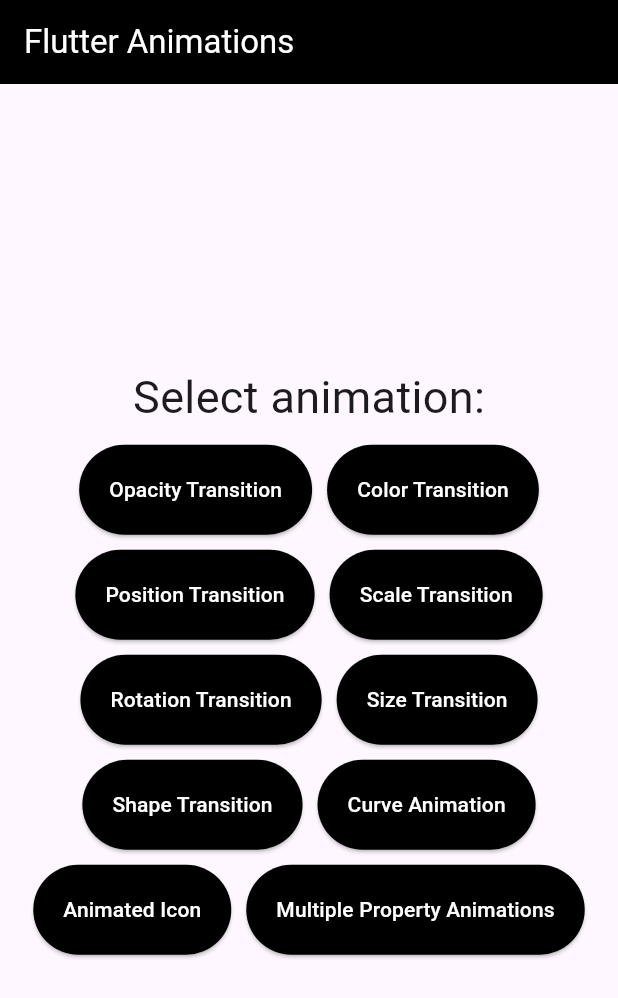
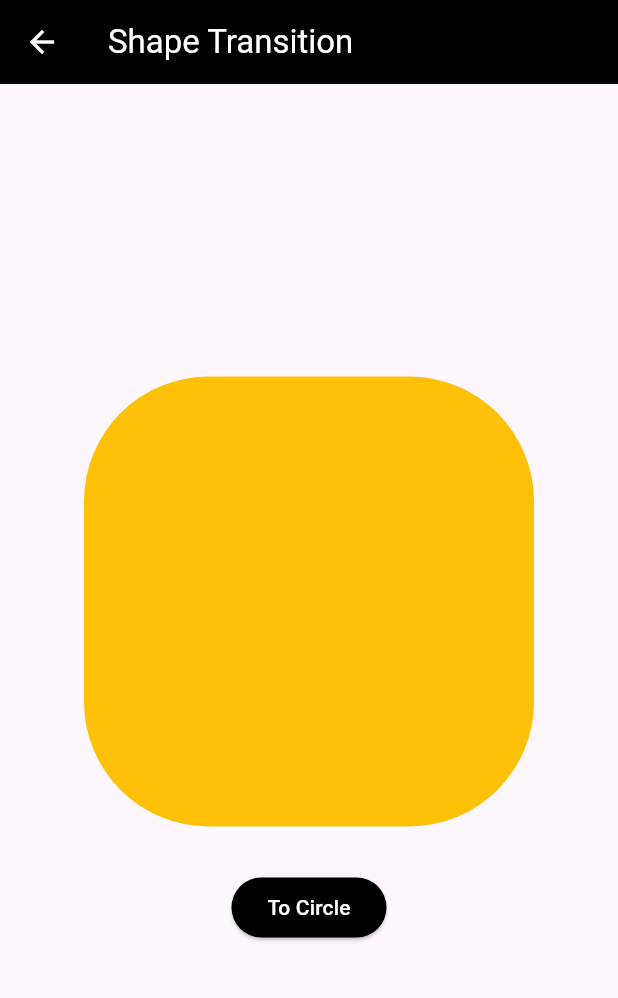
Before and after one commit to mernaislam/Flutter-Animations-pt2, a Flutter app: the screen it shows after launch, after a tap on "Shape Transition", on a phone screen of 412 x 824 dp. Shown: the top 998 px of the screen. Run offline on Flutter 3.47's test engine with Material 3 defaults, Android fonts, the light colour scheme and no system bars.

Commit message:
feat: Add shape transition

```diff
--- a/flutter_animations_pt2/lib/main.dart
+++ b/flutter_animations_pt2/lib/main.dart
@@ -5,6 +5,7 @@
 import 'package:flutter_animations_pt2/screens/position_transition_screen.dart';
 import 'package:flutter_animations_pt2/screens/rotation_transition_screen.dart';
 import 'package:flutter_animations_pt2/screens/scale_transition.dart';
+import 'package:flutter_animations_pt2/screens/shape_transition_screen.dart';
 import 'package:flutter_animations_pt2/screens/size_transition_screen.dart';
 
 void main() {
@@ -27,6 +28,7 @@
         ScaleTransitionScreen.id :(context) => const ScaleTransitionScreen(),
         RotationTransitionScreen.id :(context) => const RotationTransitionScreen(),
         SizeTransitionScreen.id :(context) => const SizeTransitionScreen(),
+        ShapeTransitionScreen.id :(context) => const ShapeTransitionScreen(),
       },
       initialRoute: HomeScreen.id,
     );
--- a/flutter_animations_pt2/lib/screens/home_screen.dart
+++ b/flutter_animations_pt2/lib/screens/home_screen.dart
@@ -4,6 +4,7 @@
 import 'package:flutter_animations_pt2/screens/position_transition_screen.dart';
 import 'package:flutter_animations_pt2/screens/rotation_transition_screen.dart';
 import 'package:flutter_animations_pt2/screens/scale_transition.dart';
+import 'package:flutter_animations_pt2/screens/shape_transition_screen.dart';
 import 'package:flutter_animations_pt2/screens/size_transition_screen.dart';
 
 class HomeScreen extends StatelessWidget {
@@ -20,7 +21,7 @@
       ScaleTransitionScreen.id,
       RotationTransitionScreen.id,
       SizeTransitionScreen.id,
-      'Shape Transition',
+      ShapeTransitionScreen.id,
       'Curve Animation',
       'Animated Icon',
       'Multiple Property Animations',
--- /dev/null
+++ b/flutter_animations_pt2/lib/screens/shape_transition_screen.dart
@@ -0,0 +1,73 @@
+import 'package:flutter/material.dart';
+
+class ShapeTransitionScreen extends StatefulWidget {
+  const ShapeTransitionScreen({super.key});
+
+  static const id = 'Shape Transition';
+
+  @override
+  State<ShapeTransitionScreen> createState() => _ShapeTransitionScreenState();
+}
+
+class _ShapeTransitionScreenState extends State<ShapeTransitionScreen> {
+  double begin = 200;
+  double end = 0;
+  var toCirle = false;
+  @override
+  Widget build(BuildContext context) {
+    return Scaffold(
+      appBar: AppBar(
+        title: const Text(ShapeTransitionScreen.id),
+        backgroundColor: Colors.black,
+        foregroundColor: Colors.white,
+      ),
+      body: Column(
+        mainAxisAlignment: MainAxisAlignment.center,
+        children: [
+          TweenAnimationBuilder(
+            tween: Tween<double>(
+              begin: begin,
+              end: end,
+            ),
+            curve: Curves.easeInOut,
+            duration: const Duration(
+              seconds: 2,
+            ),
+            builder: (context, value, child) {
+              return Center(
+                child: Container(
+                  height: 300,
+                  width: 300,
+                  decoration: BoxDecoration(
+                    color: Colors.amber,
+                    borderRadius: BorderRadius.all(
+                      Radius.circular(value),
+                    ),
+                  ),
+                ),
+              );
+            },
+          ),
+          const SizedBox(
+            height: 30,
+          ),
+          ElevatedButton(
+            onPressed: () {
+              setState(() {
+                var temp = begin;
+                begin = end;
+                end = temp;
+                toCirle = !toCirle;
+              });
+            },
+            style: ElevatedButton.styleFrom(
+                backgroundColor: Colors.black, foregroundColor: Colors.white),
+            child: Text(
+              toCirle ? 'To Square' : 'To Circle',
+            ),
+          ),
+        ],
+      ),
+    );
+  }
+}
```
